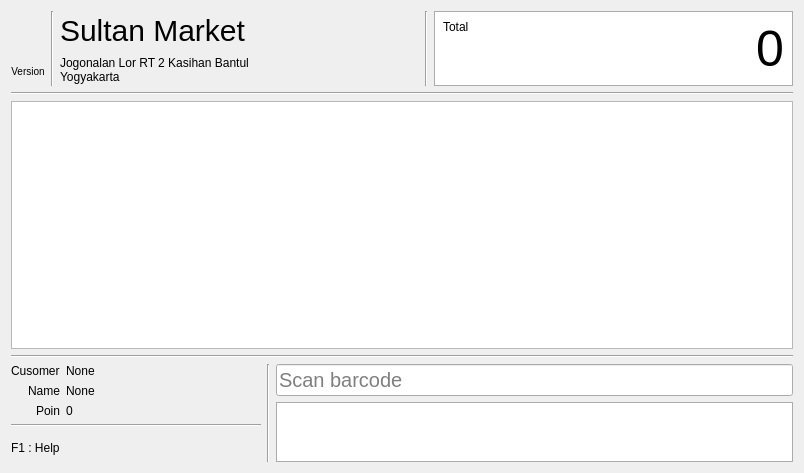
Qt form libgui/cashier/cashierwidget.ui (apinprastya/sultan) before a commit.
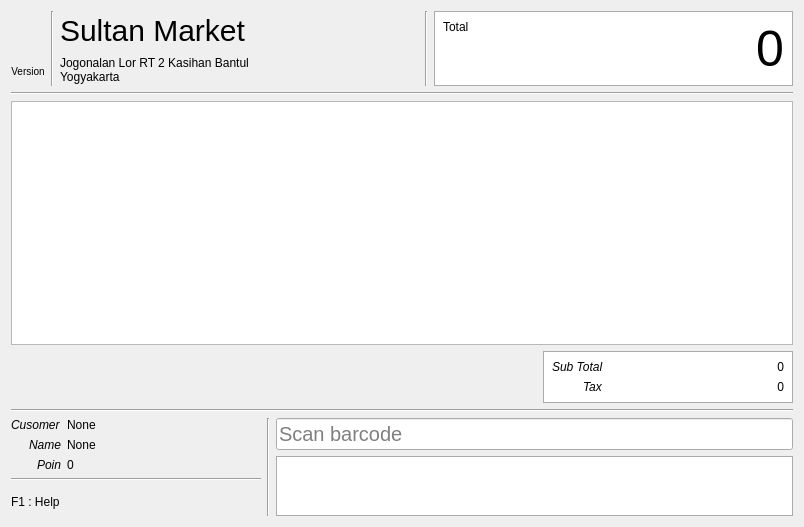
The same form after that commit. Icons and pictures are not drawn.

Patch:
```diff
--- a/libgui/cashier/cashierwidget.ui
+++ b/libgui/cashier/cashierwidget.ui
@@ -7,7 +7,7 @@
     <x>0</x>
     <y>0</y>
     <width>804</width>
-    <height>473</height>
+    <height>527</height>
    </rect>
   </property>
   <property name="windowTitle">
@@ -212,6 +212,112 @@
      </property>
     </widget>
    </item>
+   <item>
+    <widget class="QWidget" name="widgetTax" native="true">
+     <layout class="QVBoxLayout" name="verticalLayout_8">
+      <property name="leftMargin">
+       <number>0</number>
+      </property>
+      <property name="topMargin">
+       <number>0</number>
+      </property>
+      <property name="rightMargin">
+       <number>0</number>
+      </property>
+      <property name="bottomMargin">
+       <number>0</number>
+      </property>
+      <item>
+       <layout class="QHBoxLayout" name="horizontalLayoutTax">
+        <property name="leftMargin">
+         <number>10</number>
+        </property>
+        <property name="topMargin">
+         <number>0</number>
+        </property>
+        <item>
+         <spacer name="horizontalSpacer">
+          <property name="orientation">
+           <enum>Qt::Horizontal</enum>
+          </property>
+          <property name="sizeHint" stdset="0">
+           <size>
+            <width>40</width>
+            <height>20</height>
+           </size>
+          </property>
+         </spacer>
+        </item>
+        <item>
+         <widget class="QWidget" name="widget_3" native="true">
+          <property name="minimumSize">
+           <size>
+            <width>250</width>
+            <height>0</height>
+           </size>
+          </property>
+          <property name="styleSheet">
+           <string notr="true">background-color: white;
+border: 1px solid #ababab;</string>
+          </property>
+          <layout class="QFormLayout" name="formLayout_2">
+           <property name="labelAlignment">
+            <set>Qt::AlignRight|Qt::AlignTrailing|Qt::AlignVCenter</set>
+           </property>
+           <item row="0" column="0">
+            <widget class="QLabel" name="label_6">
+             <property name="styleSheet">
+              <string notr="true">font: italic; border: none;</string>
+             </property>
+             <property name="text">
+              <string>Sub Total</string>
+             </property>
+            </widget>
+           </item>
+           <item row="0" column="1">
+            <widget class="QLabel" name="labelSubTotal">
+             <property name="styleSheet">
+              <string notr="true">border: none;</string>
+             </property>
+             <property name="text">
+              <string>0</string>
+             </property>
+             <property name="alignment">
+              <set>Qt::AlignRight|Qt::AlignTrailing|Qt::AlignVCenter</set>
+             </property>
+            </widget>
+           </item>
+           <item row="1" column="0">
+            <widget class="QLabel" name="label_7">
+             <property name="styleSheet">
+              <string notr="true">font: italic; border: none;</string>
+             </property>
+             <property name="text">
+              <string>Tax</string>
+             </property>
+            </widget>
+           </item>
+           <item row="1" column="1">
+            <widget class="QLabel" name="labelTax">
+             <property name="styleSheet">
+              <string notr="true">border: none;</string>
+             </property>
+             <property name="text">
+              <string>0</string>
+             </property>
+             <property name="alignment">
+              <set>Qt::AlignRight|Qt::AlignTrailing|Qt::AlignVCenter</set>
+             </property>
+            </widget>
+           </item>
+          </layout>
+         </widget>
+        </item>
+       </layout>
+      </item>
+     </layout>
+    </widget>
+   </item>
    <item>
     <widget class="Line" name="line_2">
      <property name="orientation">
@@ -240,7 +346,7 @@
          <item row="0" column="0">
           <widget class="QLabel" name="label_4">
            <property name="styleSheet">
-            <string notr="true"/>
+            <string notr="true">font: italic;</string>
            </property>
            <property name="text">
             <string>Cusomer</string>
@@ -259,6 +365,9 @@
          </item>
          <item row="1" column="0">
           <widget class="QLabel" name="label_2">
+           <property name="styleSheet">
+            <string notr="true">font: italic;</string>
+           </property>
            <property name="text">
             <string>Name</string>
            </property>
@@ -266,6 +375,9 @@
          </item>
          <item row="2" column="0">
           <widget class="QLabel" name="label_5">
+           <property name="styleSheet">
+            <string notr="true">font: italic;</string>
+           </property>
            <property name="text">
             <string>Poin</string>
            </property>
```
